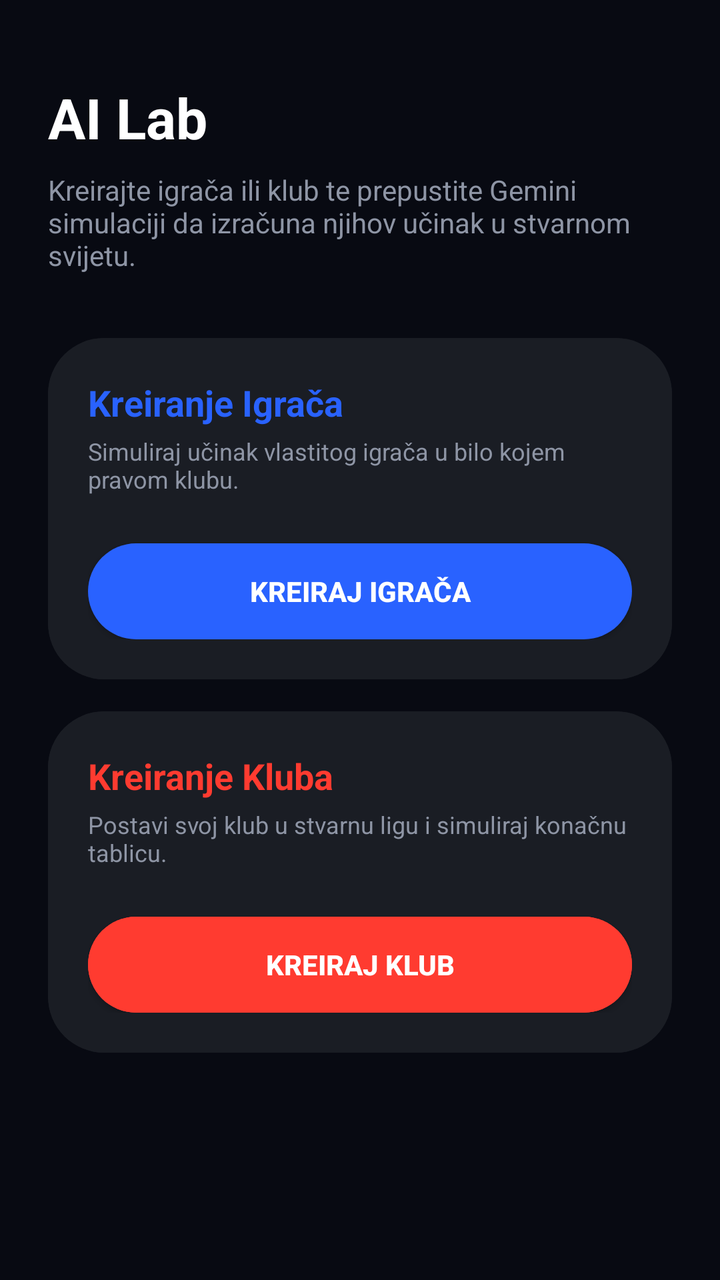
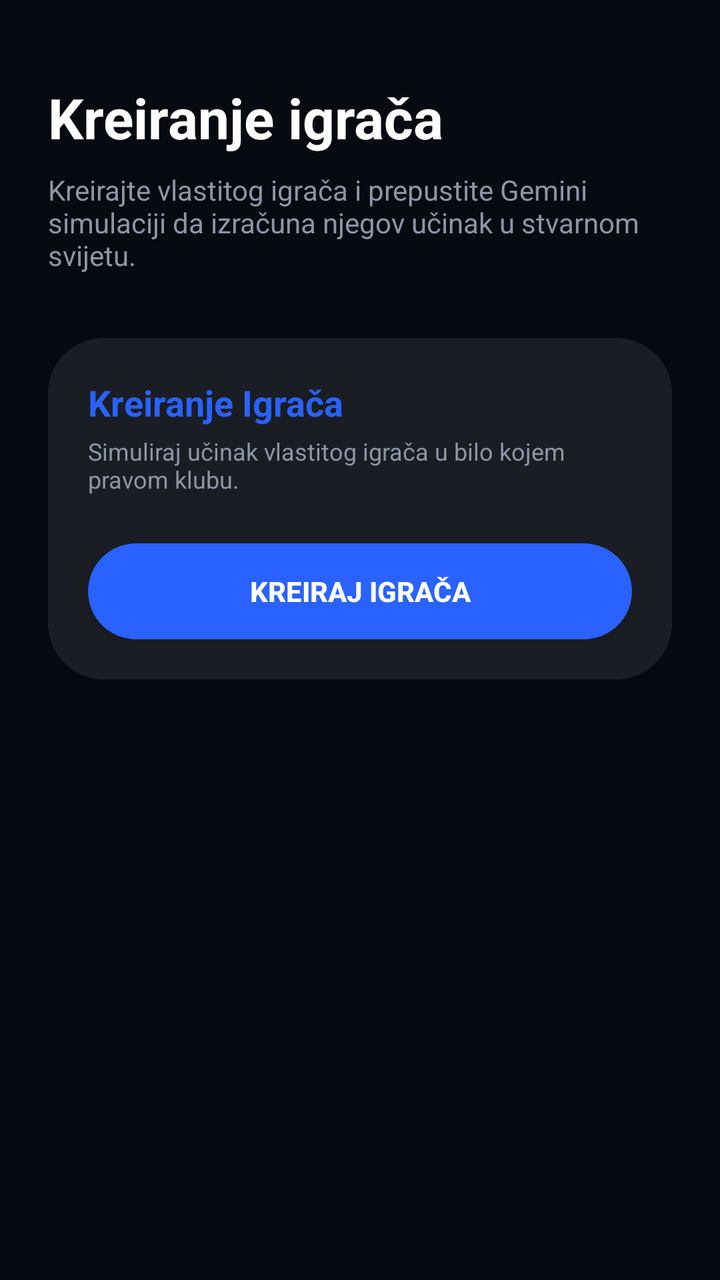

Before-and-after screenshots of an Android layout around one commit, followed by the original layout XML and the change that was made.
<!-- AndroidManifest.xml: application theme Theme.FootMash -->
<!-- res/layout/fragment_ai_lab.xml -->
<?xml version="1.0" encoding="utf-8"?>
<androidx.core.widget.NestedScrollView xmlns:android="http://schemas.android.com/apk/res/android"
    android:layout_width="match_parent"
    android:layout_height="match_parent"
    android:background="@color/background"
    android:fillViewport="true">

    <LinearLayout
        android:layout_width="match_parent"
        android:layout_height="wrap_content"
        android:orientation="vertical"
        android:padding="24dp">

        <TextView
            android:layout_width="wrap_content"
            android:layout_height="wrap_content"
            android:text="AI Lab"
            android:textColor="@color/text_primary"
            android:textSize="28sp"
            android:textStyle="bold"
            android:layout_marginTop="16dp" />

        <TextView
            android:layout_width="wrap_content"
            android:layout_height="wrap_content"
            android:text="Kreirajte igrača ili klub te prepustite Gemini simulaciji da izračuna njihov učinak u stvarnom svijetu."
            android:textColor="@color/text_secondary"
            android:textSize="14sp"
            android:layout_marginTop="8dp" />

        
        <com.google.android.material.card.MaterialCardView
            style="@style/FootMashCard"
            android:layout_width="match_parent"
            android:layout_height="wrap_content"
            android:layout_marginTop="32dp">
            
            <LinearLayout
                android:layout_width="match_parent"
                android:layout_height="wrap_content"
                android:orientation="vertical"
                android:padding="20dp"
                android:background="@color/surface">
                
                <TextView
                    android:layout_width="wrap_content"
                    android:layout_height="wrap_content"
                    android:text="Kreiranje Igrača"
                    android:textColor="@color/accent_blue"
                    android:textSize="18sp"
                    android:textStyle="bold" />
                    
                <TextView
                    android:layout_width="wrap_content"
                    android:layout_height="wrap_content"
                    android:text="Simuliraj učinak vlastitog igrača u bilo kojem pravom klubu."
                    android:textColor="@color/text_secondary"
                    android:textSize="12sp"
                    android:layout_marginTop="4dp" />

                <com.google.android.material.button.MaterialButton
                    android:id="@+id/btnSimulatePlayer"
                    style="@style/PillButton.Active"
                    android:layout_width="match_parent"
                    android:layout_height="wrap_content"
                    android:layout_marginTop="24dp"
                    android:text="KREIRAJ IGRAČA" />
            </LinearLayout>
        </com.google.android.material.card.MaterialCardView>

        
        <com.google.android.material.card.MaterialCardView
            style="@style/FootMashCard"
            android:layout_width="match_parent"
            android:layout_height="wrap_content"
            android:layout_marginTop="16dp">
            
            <LinearLayout
                android:layout_width="match_parent"
                android:layout_height="wrap_content"
                android:orientation="vertical"
                android:padding="20dp"
                android:background="@color/surface">
                
                <TextView
                    android:layout_width="wrap_content"
                    android:layout_height="wrap_content"
                    android:text="Kreiranje Kluba"
                    android:textColor="@color/accent_red"
                    android:textSize="18sp"
                    android:textStyle="bold" />
                    
                <TextView
                    android:layout_width="wrap_content"
                    android:layout_height="wrap_content"
                    android:text="Postavi svoj klub u stvarnu ligu i simuliraj konačnu tablicu."
                    android:textColor="@color/text_secondary"
                    android:textSize="12sp"
                    android:layout_marginTop="4dp" />

                <com.google.android.material.button.MaterialButton
                    android:id="@+id/btnSimulateTeam"
                    style="@style/PillButton.Active"
                    android:backgroundTint="@color/accent_red"
                    android:layout_width="match_parent"
                    android:layout_height="wrap_content"
                    android:layout_marginTop="24dp"
                    android:text="KREIRAJ KLUB" />
            </LinearLayout>
        </com.google.android.material.card.MaterialCardView>

    </LinearLayout>
</androidx.core.widget.NestedScrollView>
<!-- resources referenced by this layout -->
<resources>
  <color name="accent_blue">#2962FF</color>
  <color name="accent_red">#FF3B30</color>
  <color name="background">#080A12</color>
  <color name="surface">#1A1D24</color>
  <color name="text_primary">#FFFFFF</color>
  <color name="text_secondary">#8E95A5</color>
  <style name="FootMashCard" parent="Widget.MaterialComponents.CardView">
          <item name="cardCornerRadius">28dp</item>
          <item name="cardElevation">0dp</item>
          <item name="cardBackgroundColor">@color/card_background</item>
      </style>
  <style name="PillButton.Active" parent="PillButton">
          <item name="backgroundTint">@color/accent_blue</item>
          <item name="android:textColor">@color/text_on_primary</item>
          <item name="android:textStyle">bold</item>
      </style>
  <color name="card_background">#1A1D24</color>
  <color name="text_on_primary">#FFFFFF</color>
  <color name="primary">#080A12</color>
  <color name="primary_dark">#05070D</color>
  <style name="TextAppearance.FootMash.Headline1" parent="TextAppearance.MaterialComponents.Headline1">
          <item name="android:fontFamily">sans-serif</item>
          <item name="android:textColor">@color/text_primary</item>
      </style>
  <style name="TextAppearance.FootMash.Headline2" parent="TextAppearance.MaterialComponents.Headline2">
          <item name="android:fontFamily">sans-serif-medium</item>
          <item name="android:textColor">@color/text_primary</item>
      </style>
  <style name="TextAppearance.FootMash.Headline3" parent="TextAppearance.MaterialComponents.Headline3">
          <item name="android:fontFamily">sans-serif-medium</item>
          <item name="android:textColor">@color/text_primary</item>
      </style>
  <style name="TextAppearance.FootMash.Headline4" parent="TextAppearance.MaterialComponents.Headline4">
          <item name="android:fontFamily">sans-serif-bold</item>
          <item name="android:textStyle">bold</item>
          <item name="android:textColor">@color/text_primary</item>
      </style>
  <style name="TextAppearance.FootMash.Headline5" parent="TextAppearance.MaterialComponents.Headline5">
          <item name="android:fontFamily">sans-serif-bold</item>
          <item name="android:textStyle">bold</item>
          <item name="android:textColor">@color/text_primary</item>
          <item name="android:textSize">24sp</item>
      </style>
  <style name="TextAppearance.FootMash.Headline6" parent="TextAppearance.MaterialComponents.Headline6">
          <item name="android:fontFamily">sans-serif-bold</item>
          <item name="android:textStyle">bold</item>
          <item name="android:textColor">@color/text_primary</item>
          <item name="android:textSize">20sp</item>
      </style>
  <style name="TextAppearance.FootMash.Subtitle1" parent="TextAppearance.MaterialComponents.Subtitle1">
          <item name="android:fontFamily">sans-serif-medium</item>
          <item name="android:textColor">@color/text_primary</item>
          <item name="android:textSize">16sp</item>
      </style>
  <style name="TextAppearance.FootMash.Subtitle2" parent="TextAppearance.MaterialComponents.Subtitle2">
          <item name="android:fontFamily">sans-serif-medium</item>
          <item name="android:textColor">@color/text_secondary</item>
          <item name="android:textSize">14sp</item>
      </style>
  <style name="TextAppearance.FootMash.Body1" parent="TextAppearance.MaterialComponents.Body1">
          <item name="android:fontFamily">sans-serif</item>
          <item name="android:textColor">@color/text_primary</item>
          <item name="android:textSize">16sp</item>
      </style>
  <style name="TextAppearance.FootMash.Body2" parent="TextAppearance.MaterialComponents.Body2">
          <item name="android:fontFamily">sans-serif</item>
          <item name="android:textColor">@color/text_secondary</item>
          <item name="android:textSize">14sp</item>
      </style>
  <!-- unchanged entries left out for length: 2 -->
</resources>

<!-- the commit's change to res/layout/fragment_ai_lab.xml (unified diff, before → after) -->
@@ -14,7 +14,7 @@
         <TextView
             android:layout_width="wrap_content"
             android:layout_height="wrap_content"
-            android:text="AI Lab"
+            android:text="@string/ai_lab_title"
             android:textColor="@color/text_primary"
             android:textSize="28sp"
             android:textStyle="bold"
@@ -23,7 +23,7 @@
         <TextView
             android:layout_width="wrap_content"
             android:layout_height="wrap_content"
-            android:text="Kreirajte igrača ili klub te prepustite Gemini simulaciji da izračuna njihov učinak u stvarnom svijetu."
+            android:text="Kreirajte vlastitog igrača i prepustite Gemini simulaciji da izračuna njegov učinak u stvarnom svijetu."
             android:textColor="@color/text_secondary"
             android:textSize="14sp"
             android:layout_marginTop="8dp" />
@@ -68,46 +68,7 @@
             </LinearLayout>
         </com.google.android.material.card.MaterialCardView>
 
-        
-        <com.google.android.material.card.MaterialCardView
-            style="@style/FootMashCard"
-            android:layout_width="match_parent"
-            android:layout_height="wrap_content"
-            android:layout_marginTop="16dp">
-            
-            <LinearLayout
-                android:layout_width="match_parent"
-                android:layout_height="wrap_content"
-                android:orientation="vertical"
-                android:padding="20dp"
-                android:background="@color/surface">
-                
-                <TextView
-                    android:layout_width="wrap_content"
-                    android:layout_height="wrap_content"
-                    android:text="Kreiranje Kluba"
-                    android:textColor="@color/accent_red"
-                    android:textSize="18sp"
-                    android:textStyle="bold" />
-                    
-                <TextView
-                    android:layout_width="wrap_content"
-                    android:layout_height="wrap_content"
-                    android:text="Postavi svoj klub u stvarnu ligu i simuliraj konačnu tablicu."
-                    android:textColor="@color/text_secondary"
-                    android:textSize="12sp"
-                    android:layout_marginTop="4dp" />
 
-                <com.google.android.material.button.MaterialButton
-                    android:id="@+id/btnSimulateTeam"
-                    style="@style/PillButton.Active"
-                    android:backgroundTint="@color/accent_red"
-                    android:layout_width="match_parent"
-                    android:layout_height="wrap_content"
-                    android:layout_marginTop="24dp"
-                    android:text="KREIRAJ KLUB" />
-            </LinearLayout>
-        </com.google.android.material.card.MaterialCardView>
 
     </LinearLayout>
 </androidx.core.widget.NestedScrollView>
<!-- resource entries referenced after the edit -->
@@ -1,11 +1,11 @@
 <!-- resources referenced by this layout -->
 <resources>
   <color name="accent_blue">#2962FF</color>
-  <color name="accent_red">#FF3B30</color>
   <color name="background">#080A12</color>
   <color name="surface">#1A1D24</color>
   <color name="text_primary">#FFFFFF</color>
   <color name="text_secondary">#8E95A5</color>
+  <string name="ai_lab_title">Kreiranje igrača</string>
   <style name="FootMashCard" parent="Widget.MaterialComponents.CardView">
           <item name="cardCornerRadius">28dp</item>
           <item name="cardElevation">0dp</item>
